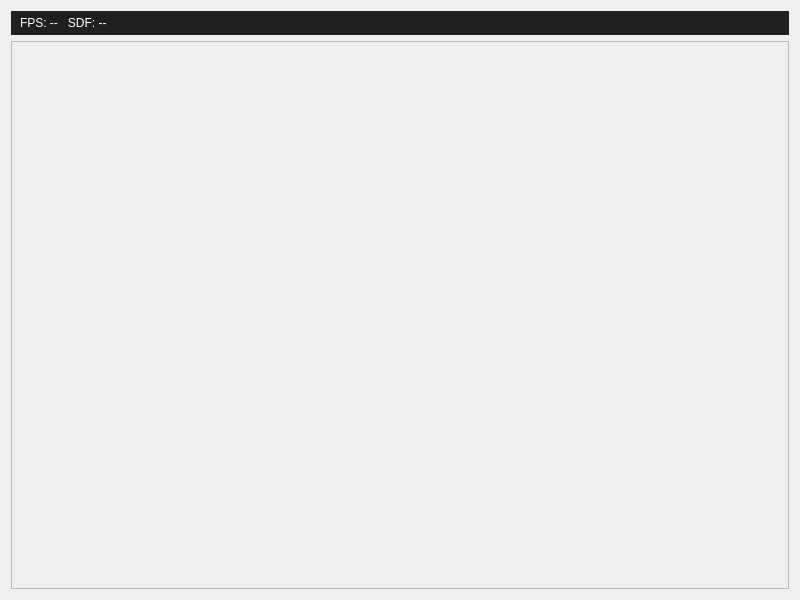
pbustos/beta-robotica-class, file ainf_slamo/src/mainUI.ui: the form before one commit.
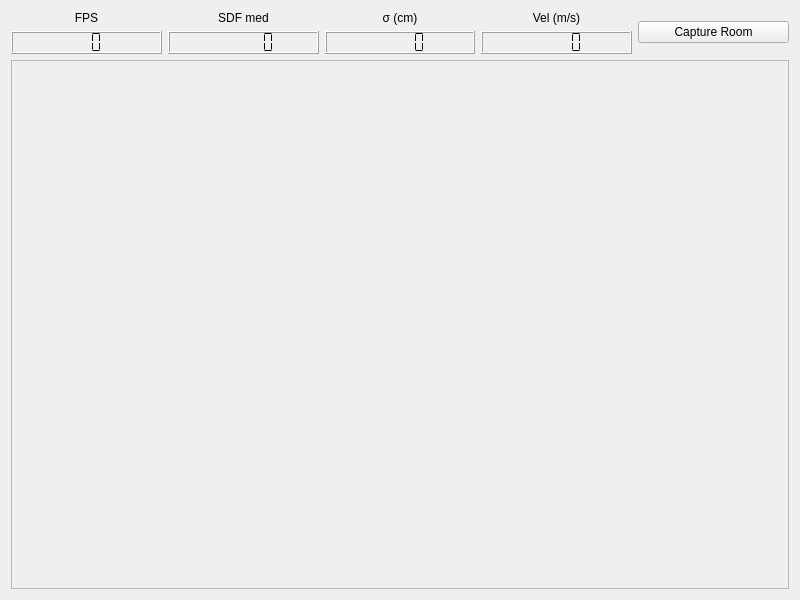
The form after the commit.

Commit message: added a graphic tool to set the room layout

```diff
--- a/ainf_slamo/src/mainUI.ui
+++ b/ainf_slamo/src/mainUI.ui
@@ -13,31 +13,130 @@
   <property name="windowTitle">
    <string>ainf_slamo</string>
   </property>
+  <layout class="QVBoxLayout" name="verticalLayout_2">
+   <item>
   <layout class="QVBoxLayout" name="verticalLayout">
    <item>
-    <widget class="QLabel" name="status_label">
-     <property name="minimumSize">
-      <size>
-       <width>0</width>
-       <height>24</height>
-      </size>
-     </property>
-     <property name="maximumSize">
-      <size>
-       <width>16777215</width>
-       <height>24</height>
-      </size>
-     </property>
+      <layout class="QHBoxLayout" name="horizontalLayout">
+       <property name="sizeConstraint">
+        <enum>QLayout::SetMinimumSize</enum>
+       </property>
+       <item>
+        <layout class="QVBoxLayout" name="verticalLayout_fps">
+         <item>
+          <widget class="QLabel" name="label_fps">
+           <property name="text">
+            <string>FPS</string>
+           </property>
+           <property name="alignment">
+            <set>Qt::AlignCenter</set>
+           </property>
+          </widget>
+         </item>
+         <item>
+          <widget class="QLCDNumber" name="lcdNumber_fps">
+           <property name="digitCount">
+            <number>3</number>
+           </property>
+           <property name="segmentStyle">
+            <enum>QLCDNumber::Flat</enum>
+           </property>
+          </widget>
+         </item>
+        </layout>
+       </item>
+       <item>
+        <layout class="QVBoxLayout" name="verticalLayout_loss">
+         <item>
+          <widget class="QLabel" name="label_loss">
      <property name="text">
-      <string>FPS: --   SDF: --</string>
-     </property>
-     <property name="styleSheet">
-      <string notr="true">QLabel { background: #202020; color: white; padding-left: 6px; }</string>
-     </property>
-    </widget>
+            <string>SDF med</string>
+           </property>
+           <property name="alignment">
+            <set>Qt::AlignCenter</set>
+           </property>
+          </widget>
+         </item>
+         <item>
+          <widget class="QLCDNumber" name="lcdNumber_loss">
+           <property name="digitCount">
+            <number>6</number>
+           </property>
+           <property name="segmentStyle">
+            <enum>QLCDNumber::Flat</enum>
+           </property>
+          </widget>
+         </item>
+        </layout>
+       </item>
+       <item>
+        <layout class="QVBoxLayout" name="verticalLayout_sigma">
+         <item>
+          <widget class="QLabel" name="label_sigma">
+           <property name="text">
+            <string>σ (cm)</string>
+           </property>
+           <property name="alignment">
+            <set>Qt::AlignCenter</set>
+           </property>
+          </widget>
+         </item>
+         <item>
+          <widget class="QLCDNumber" name="lcdNumber_sigma">
+           <property name="digitCount">
+            <number>5</number>
+           </property>
+           <property name="segmentStyle">
+            <enum>QLCDNumber::Flat</enum>
+           </property>
+          </widget>
+         </item>
+        </layout>
+       </item>
+       <item>
+        <layout class="QVBoxLayout" name="verticalLayout_velocity">
+         <item>
+          <widget class="QLabel" name="label_velocity">
+           <property name="text">
+            <string>Vel (m/s)</string>
+           </property>
+           <property name="alignment">
+            <set>Qt::AlignCenter</set>
+           </property>
+          </widget>
+         </item>
+         <item>
+          <widget class="QLCDNumber" name="lcdNumber_velocity">
+           <property name="digitCount">
+            <number>5</number>
+           </property>
+           <property name="segmentStyle">
+            <enum>QLCDNumber::Flat</enum>
+           </property>
+          </widget>
+         </item>
+        </layout>
+       </item>
+       <item>
+        <widget class="QPushButton" name="pushButton_captureRoom">
+         <property name="text">
+          <string>Capture Room</string>
+         </property>
+         <property name="checkable">
+          <bool>true</bool>
+         </property>
+        </widget>
+       </item>
+      </layout>
    </item>
    <item>
     <widget class="QFrame" name="frame">
+       <property name="sizePolicy">
+        <sizepolicy hsizetype="Preferred" vsizetype="Expanding">
+         <horstretch>0</horstretch>
+         <verstretch>0</verstretch>
+        </sizepolicy>
+       </property>
      <property name="frameShape">
       <enum>QFrame::StyledPanel</enum>
      </property>
@@ -45,6 +144,8 @@
       <enum>QFrame::Raised</enum>
      </property>
     </widget>
+     </item>
+    </layout>
    </item>
   </layout>
  </widget>
```
Lines whose indentation alone changed are shown as unchanged. The commit also changes 11 other files.
